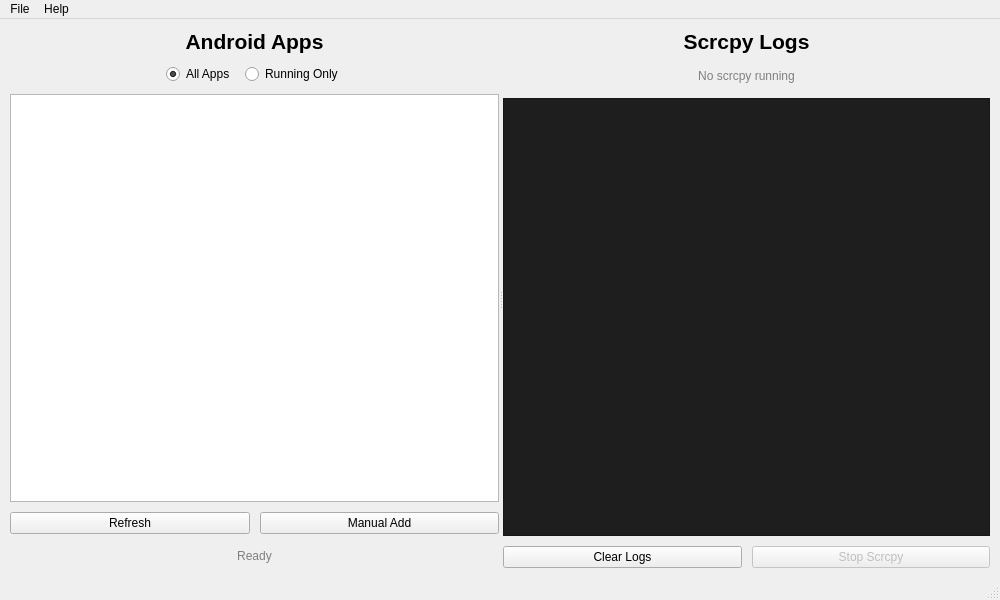
Qt form ui/mainwindow.ui (rifqiabd/scrcpy-gui) before a commit.
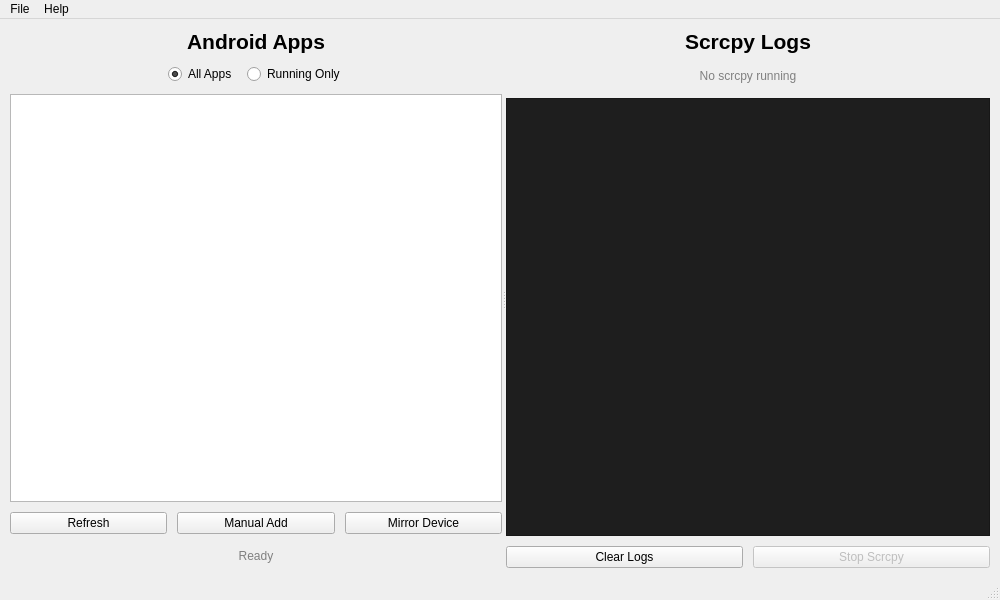
The same form after that commit. Icons and pictures are not drawn.

Commit message: feat: add full device mirror button Add "Mirror Device" button to launch scrcpy without app-specific mode. Allows full device mirroring alongside app-specific launch.

What changed in the file:
```diff
--- a/ui/mainwindow.ui
+++ b/ui/mainwindow.ui
@@ -157,6 +157,19 @@
             </property>
            </widget>
           </item>
+          <item>
+           <widget class="QPushButton" name="mirrorDeviceButton">
+            <property name="text">
+             <string>Mirror Device</string>
+            </property>
+            <property name="icon">
+             <iconset theme="video-display"/>
+            </property>
+            <property name="toolTip">
+             <string>Launch full device mirror</string>
+            </property>
+           </widget>
+          </item>
          </layout>
         </item>
         <item>
```
Left out of the diff: 2 changed lines with no effect on the pictures. The commit also changes 2 other files.
